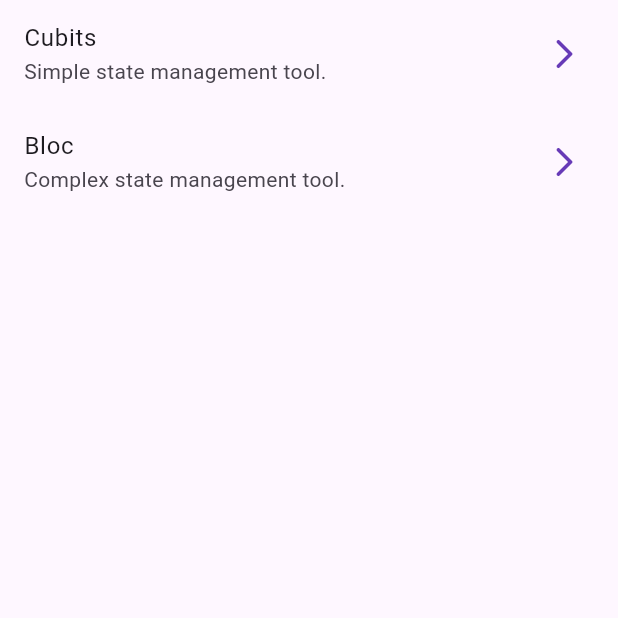
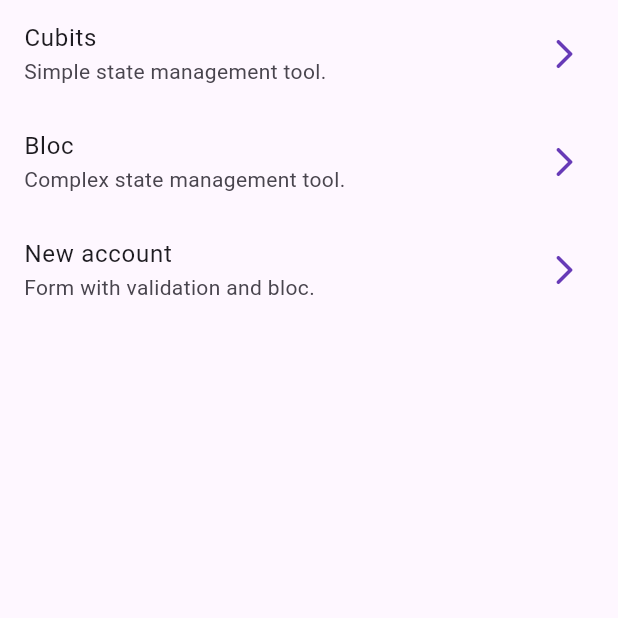
Before and after one commit to lauritaila/forms_app_cubits_bloc, a Flutter app: the screen it shows after launch, on a phone screen of 412 x 824 dp, the top half of it. Run offline on Flutter 3.47's test engine with Material 3 defaults, Android fonts, the light colour scheme and no system bars; our stand-ins replace equatable, flutter_bloc, go_router.

Commit message:
FEAT: add form menu option

```diff
--- a/lib/presentation/screens/home_screen.dart
+++ b/lib/presentation/screens/home_screen.dart
@@ -21,6 +21,14 @@ class HomeScreen extends StatelessWidget {
             trailing: const Icon(Icons.arrow_forward_ios_rounded),
             onTap: (){context.push("/bloc");},
           ),
+          Padding(padding: EdgeInsets.symmetric(horizontal: 10)),
+          ListTile(
+            title: Text("New account"),
+            subtitle: Text("Form with validation and bloc."),
+            trailing: const Icon(Icons.arrow_forward_ios_rounded),
+            onTap: (){context.push("/new-account");},
+          ),
+
         ],
       ),
     );
```
